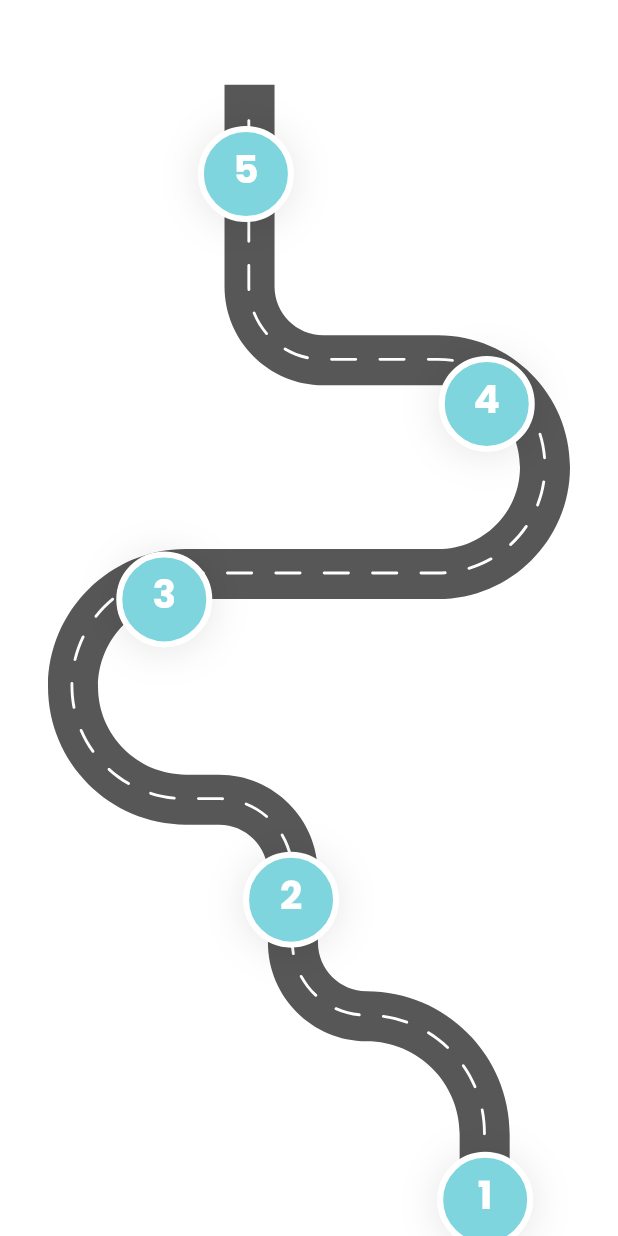
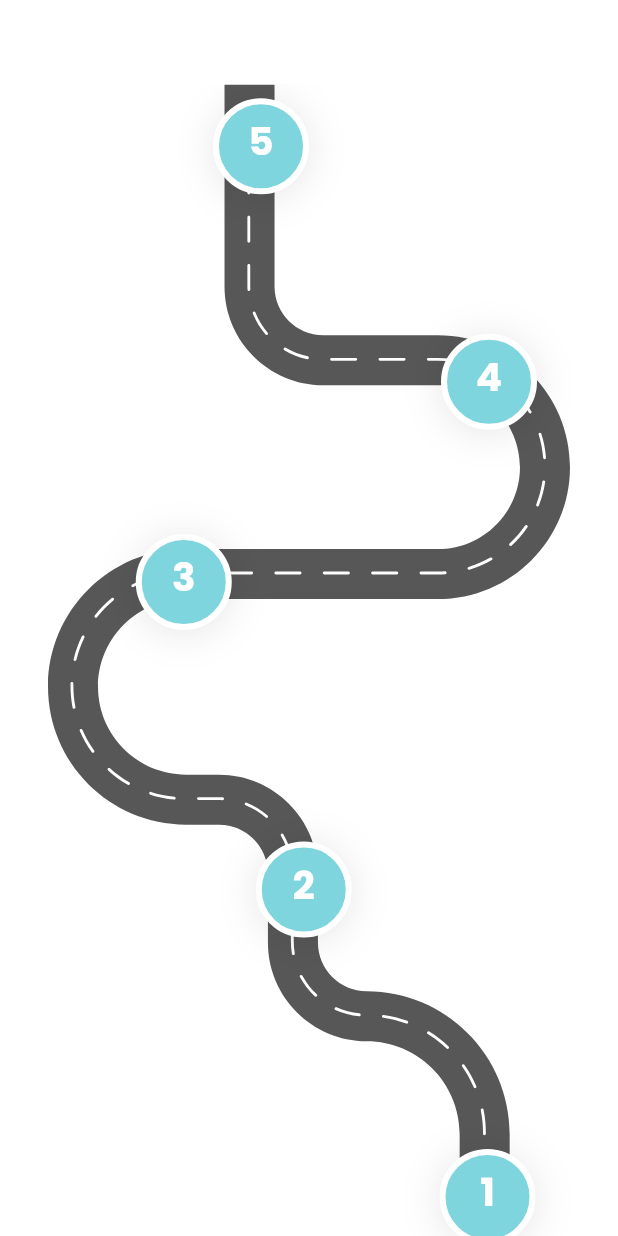
Before and after one commit to hackathonz/erichthonius-flutter-puzzle-hack-2022, a Flutter app: the ChooseDifficultyView screen opened directly, after a tap on "Easy", on a phone screen of 412 x 824 dp. Run offline on Flutter 3.47's test engine with Material 2 defaults, Android fonts, the phone set to English and light mode, and no system bars; our stand-ins replace bloc, flutter_bloc, flutter_svg, flutter_switch, google_fonts; missing offline and left inert: colorize_lumberdash, lumberdash.

Commit message:
Delegate level marker point positioning to models

```diff
--- a/lib/models/level.dart
+++ b/lib/models/level.dart
@@ -1,11 +1,18 @@
+import 'dart:math';
+
+import 'package:flutter/painting.dart';
+
 class GameLevel {
   final String id;
 
   final LevelDifficulty difficulty;
 
+  final LevelMarkerPoint point;
+
   const GameLevel({
     required final this.id,
     required final this.difficulty,
+    required final this.point,
   });
 }
 
@@ -25,3 +32,20 @@ enum LevelDifficulty {
   medium,
   hard,
 }
+
+class LevelMarkerPoint extends Point {
+  final Size mapSize;
+
+  const LevelMarkerPoint({
+    required final this.mapSize,
+    required final num x,
+    required final num y,
+  }) : super(x, y);
+
+  Point onDifferentMapSize(final Size targetMapSize) {
+    return Point(
+      (mapSize.width * 27.5) / targetMapSize.width,
+      (mapSize.height * 80.0) / targetMapSize.height,
+    );
+  }
+}
--- a/lib/routing/routing.dart
+++ b/lib/routing/routing.dart
@@ -1,4 +1,5 @@
 import 'package:flutter/material.dart';
+import 'package:swap_it/models/models.dart';
 import 'package:swap_it/views/views.dart';
 
 Future<void> navigateToChooseDifficultyView(final BuildContext context) {
@@ -11,11 +12,16 @@ Future<void> navigateToChooseDifficultyView(final BuildContext context) {
   );
 }
 
-Future<void> navigateToChooseLevelView(final BuildContext context) {
+Future<void> navigateToChooseLevelView(
+  final BuildContext context,
+  final GameLevelDifficulty gameLevelDifficulty,
+) {
   return Navigator.of(context).push(
     MaterialPageRoute(
       builder: (routeContext) {
-        return const ChooseLevelView();
+        return ChooseLevelView(
+          gameLevelDifficulty: gameLevelDifficulty,
+        );
       },
     ),
   );
--- a/lib/views/play_game/choose_difficulty_view.dart
+++ b/lib/views/play_game/choose_difficulty_view.dart
@@ -50,7 +50,10 @@ class ChooseDifficultyView extends StatelessWidget {
       body: ListView.separated(
         itemBuilder: (context, index) => GameLevelDifficultyCard(
           gameLevelDifficulty: game.gameLevels.keys.elementAt(index),
-          onPressed: () => navigateToChooseLevelView(context),
+          onPressed: () => navigateToChooseLevelView(
+            context,
+            game.gameLevels.keys.elementAt(index),
+          ),
         ),
         separatorBuilder: (context, index) => const Padding(
           padding: _kSeparatorPadding,
--- a/lib/views/play_game/choose_level_view.dart
+++ b/lib/views/play_game/choose_level_view.dart
@@ -1,57 +1,23 @@
 import 'dart:math';
 
 import 'package:flutter/material.dart';
+import 'package:swap_it/blocs/blocs.dart';
 import 'package:swap_it/models/models.dart';
 import 'package:swap_it/widgets/widgets.dart';
 
 class ChooseLevelView extends StatelessWidget {
+  final GameLevelDifficulty gameLevelDifficulty;
+
   const ChooseLevelView({
     Key? key,
+    required final this.gameLevelDifficulty,
   }) : super(key: key);
 
   @override
   Widget build(BuildContext context) {
-    const targetSize = Size(390.0, 844.0);
+    final GameBloc gameBloc = context.read<GameBloc>();
 
-    final sourceSize = MediaQuery.of(context).size;
-
-    final markers = [
-      MapEntry(
-        '1',
-        Point(
-          (sourceSize.width * 27.5) / targetSize.width,
-          (sourceSize.height * 80.0) / targetSize.height,
-        ),
-      ),
-      MapEntry(
-        '2',
-        Point(
-          (sourceSize.width * 150.0) / targetSize.width,
-          (sourceSize.height * 285.0) / targetSize.height,
-        ),
-      ),
-      MapEntry(
-        '3',
-        Point(
-          (sourceSize.width * 230.0) / targetSize.width,
-          (sourceSize.height * 490.0) / targetSize.height,
-        ),
-      ),
-      MapEntry(
-        '4',
-        Point(
-          (sourceSize.width * 26.5) / targetSize.width,
-          (sourceSize.height * 623.5) / targetSize.height,
-        ),
-      ),
-      MapEntry(
-        '5',
-        Point(
-          (sourceSize.width * 178.5) / targetSize.width,
-          (sourceSize.height * 780.5) / targetSize.height,
-        ),
-      ),
-    ];
+    final gameLevels = gameBloc.game.gameLevels[gameLevelDifficulty] ?? [];
 
     return SwapItScaffold(
       appBar: SwapItAppBar(),
@@ -59,16 +25,15 @@ class ChooseLevelView extends StatelessWidget {
         child: SingleChildScrollView(
           child: Stack(
             children: [
-              const EasyMap(),
-              ...markers.map(
+              mapForDifficulty(
+                gameLevelDifficulty.difficulty,
+              ),
+              ...gameLevels.map(
                 (x) => Positioned(
-                  bottom: x.value.y,
-                  right: x.value.x,
+                  bottom: x.point.y.toDouble(),
+                  right: x.point.x.toDouble(),
                   child: LevelMarker(
-                    level: GameLevel(
-                      difficulty: LevelDifficulty.easy,
-                      id: x.key,
-                    ),
+                    level: x,
                   ),
                 ),
               ),
--- a/lib/widgets/images.dart
+++ b/lib/widgets/images.dart
@@ -127,3 +127,14 @@ Widget mapPreviewForDifficulty(final LevelDifficulty difficulty) {
       return const HardMapPreview();
   }
 }
+
+Widget mapForDifficulty(final LevelDifficulty difficulty) {
+  switch (difficulty) {
+    case LevelDifficulty.easy:
+      return const EasyMap();
+    case LevelDifficulty.medium:
+      return const MediumMap();
+    case LevelDifficulty.hard:
+      return const HardMap();
+  }
+}
```
Also changed, not shown: lib/blocs/game/game_bloc.dart (+151 -3 lines).
